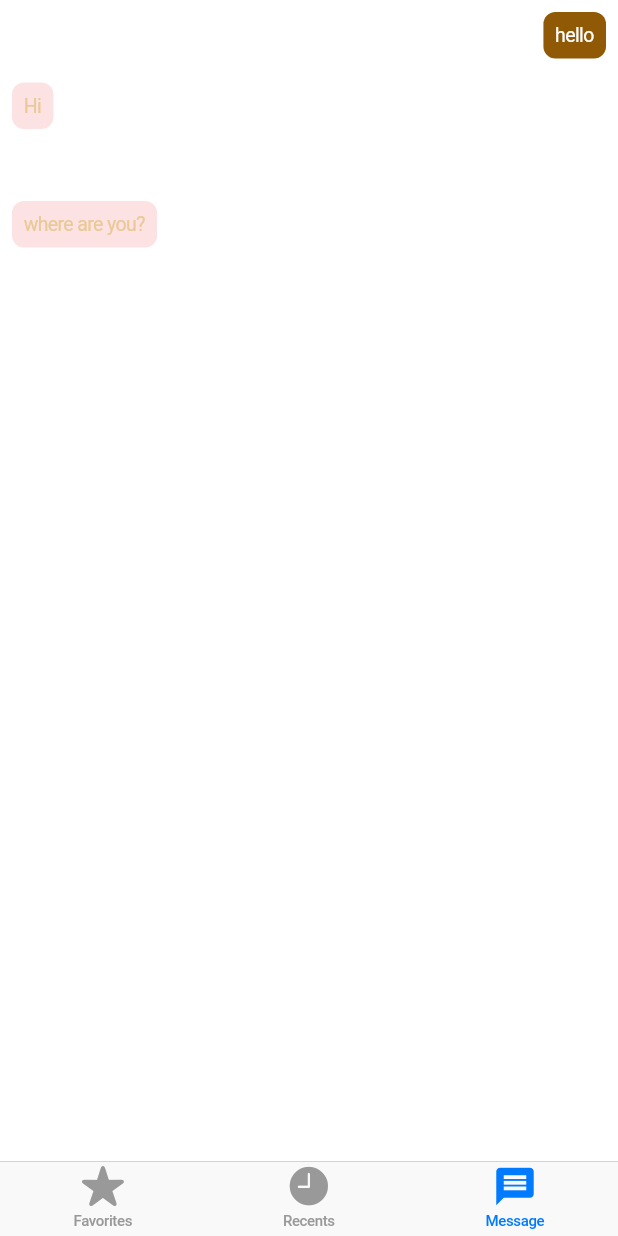
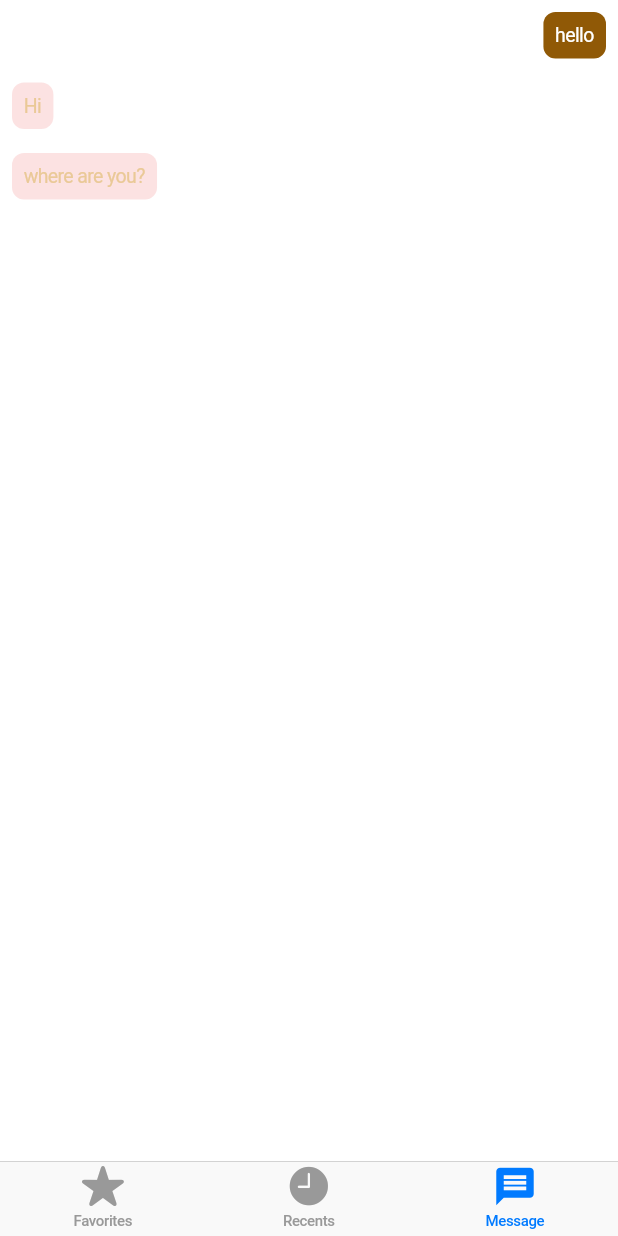
Before and after one commit to anh0701/flutter-template, a Flutter app: the screen it shows after launch, item 3 of the bottom bar chosen, on a phone screen of 412 x 824 dp. Run offline on Flutter 3.47's test engine with Material 3 defaults, Android fonts, the phone set to English and light mode, and no system bars.

Commit message:
fix message theme

```diff
--- a/lib/themes/message_theme.dart
+++ b/lib/themes/message_theme.dart
@@ -8,7 +8,7 @@ Widget message_theme(
     Text? text_received}) {
   return Column(
     children: [
-      Align(
+      text_sended != null ? Align(
         alignment: Alignment.centerRight,
         child: Container(
           margin: const EdgeInsets.all(8.0),
@@ -19,8 +19,8 @@ Widget message_theme(
           ),
           child: text_sended,
         ),
-      ),
-      Align(
+      ) : Container(),
+      text_received != null ? Align(
         alignment: Alignment.centerLeft,
         child: Container(
           margin: const EdgeInsets.all(8.0),
@@ -31,7 +31,7 @@ Widget message_theme(
           ),
           child: text_received,
         ),
-      )
+      ) : Container()
     ],
   );
 }
```
